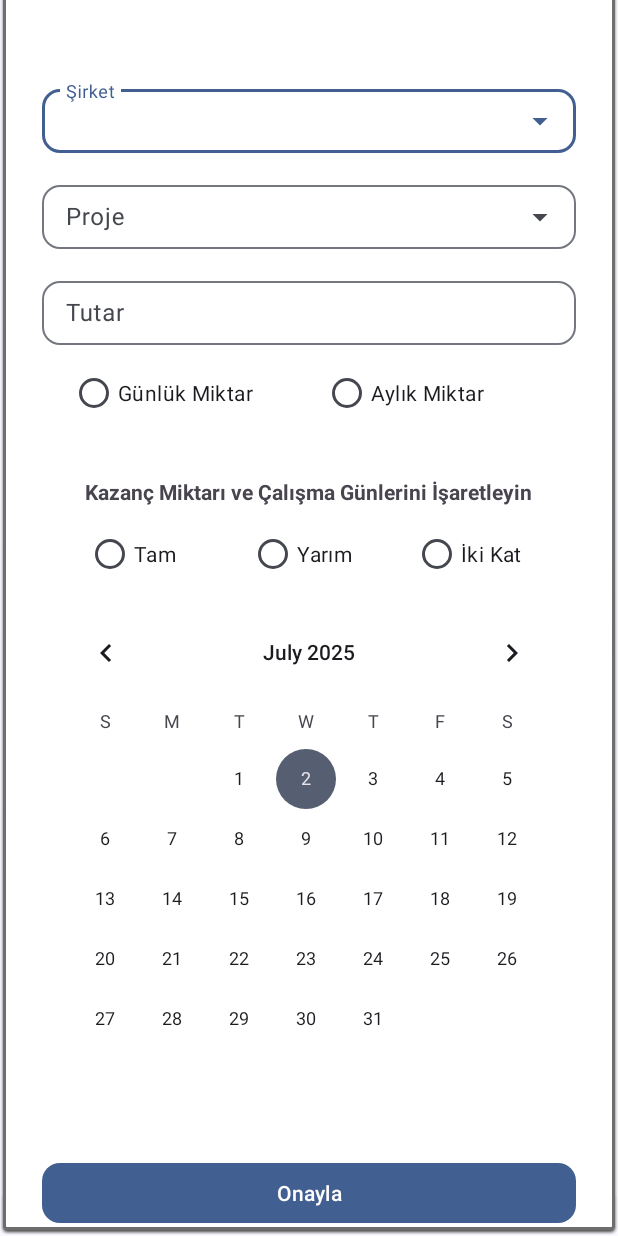
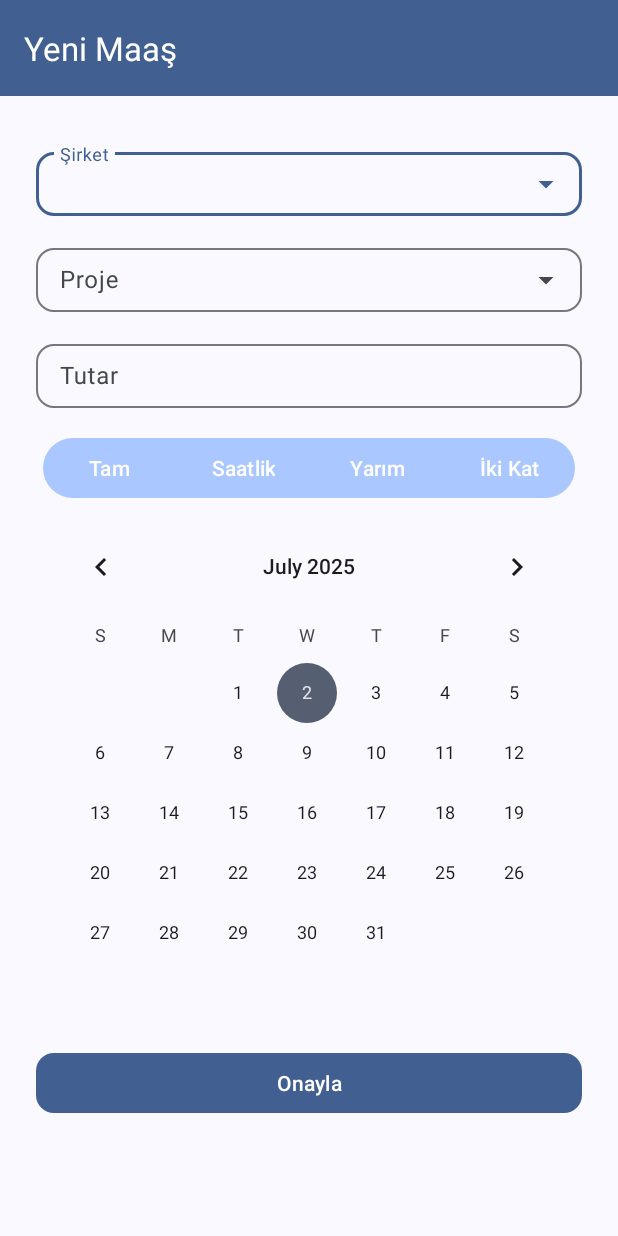
Before and after one commit to ariftuncerr/work-schedule-tracker, an Android app: the NewSalaryActivity screen opened directly, with no data from a screen before it, on a phone screen of 412 x 824 dp. Run offline under Robolectric (Android 15) with nearby library versions, the phone set to English and light mode, and no system bars.

Commit message:
fix: ui components developed

```diff
--- a/app/src/main/AndroidManifest.xml
+++ b/app/src/main/AndroidManifest.xml
@@ -12,6 +12,9 @@
         android:supportsRtl="true"
         android:theme="@style/AppTheme"
         tools:targetApi="31">
+        <activity
+            android:name=".view.operations.CompanyAndProjectsActivity"
+            android:exported="false" />
         <activity
             android:name=".view.operations.DetailsActivity"
             android:exported="false" />
--- a/app/src/main/java/com/ariftuncer/workscheduletracker/adapter/OperationCard.kt
+++ b/app/src/main/java/com/ariftuncer/workscheduletracker/adapter/operationAdapter/OperationCard.kt
@@ -1,4 +1,4 @@
-package com.ariftuncer.workscheduletracker.adapter
+package com.ariftuncer.workscheduletracker.adapter.operationAdapter
 
 class OperationCard(
     val cardName : String,
--- a/app/src/main/java/com/ariftuncer/workscheduletracker/view/MainActivity.kt
+++ b/app/src/main/java/com/ariftuncer/workscheduletracker/view/MainActivity.kt
@@ -8,8 +8,8 @@ import androidx.core.view.ViewCompat
 import androidx.core.view.WindowInsetsCompat
 import androidx.recyclerview.widget.LinearLayoutManager
 import com.ariftuncer.workscheduletracker.R
-import com.ariftuncer.workscheduletracker.adapter.OperationAdapter
-import com.ariftuncer.workscheduletracker.adapter.OperationCard
+import com.ariftuncer.workscheduletracker.adapter.operationAdapter.OperationAdapter
+import com.ariftuncer.workscheduletracker.adapter.operationAdapter.OperationCard
 import com.ariftuncer.workscheduletracker.databinding.ActivityMainBinding
 
 class MainActivity : AppCompatActivity() {
--- a/app/src/main/java/com/ariftuncer/workscheduletracker/view/operations/NewSalaryActivity.kt
+++ b/app/src/main/java/com/ariftuncer/workscheduletracker/view/operations/NewSalaryActivity.kt
@@ -1,17 +1,43 @@
 package com.ariftuncer.workscheduletracker.view.operations
 
 import android.os.Bundle
+import android.view.View
+import android.widget.Toast
 import androidx.activity.enableEdgeToEdge
 import androidx.appcompat.app.AppCompatActivity
 import androidx.core.view.ViewCompat
 import androidx.core.view.WindowInsetsCompat
 import com.ariftuncer.workscheduletracker.R
+import com.ariftuncer.workscheduletracker.databinding.ActivityNewSalaryBinding
+import com.google.android.material.button.MaterialButton
 
 class NewSalaryActivity : AppCompatActivity() {
+    private lateinit var binding: ActivityNewSalaryBinding
     override fun onCreate(savedInstanceState: Bundle?) {
         super.onCreate(savedInstanceState)
         enableEdgeToEdge()
-        setContentView(R.layout.activity_new_salary)
+        binding = ActivityNewSalaryBinding.inflate(layoutInflater)
+        val view : View = binding.root
+        setContentView(view)
+        ViewCompat.setOnApplyWindowInsetsListener(findViewById(R.id.main)) { v, insets ->
+            val systemBars = insets.getInsets(WindowInsetsCompat.Type.systemBars())
+            v.setPadding(systemBars.left, systemBars.top, systemBars.right, systemBars.bottom)
+            insets
+        }
+        binding.materialButtonToggleGroup2.addOnButtonCheckedListener { group, checkedId, isChecked ->
+            if(isChecked){
+                val selectedButton = group.findViewById<MaterialButton>(checkedId)
+
+                when(selectedButton){
+                    binding.fullBtn -> Toast.makeText(this,"Full Btn", Toast.LENGTH_SHORT).show()
+                }
+            }
+
+        }
+
+
+
 
     }
+
 }
--- /dev/null
+++ b/app/src/main/res/color/toggle_button_backround.xml
@@ -0,0 +1,6 @@
+<selector xmlns:android="http://schemas.android.com/apk/res/android">
+    <!-- Seçili buton -->
+    <item android:state_checked="true" android:color="@color/md_theme_primary" />
+    <!-- Seçili olmayan buton -->
+    <item android:color="@color/md_theme_primaryFixedDim" />
+</selector>
--- /dev/null
+++ b/app/src/main/res/drawable/baseline_edit_24.xml
@@ -0,0 +1,5 @@
+<vector xmlns:android="http://schemas.android.com/apk/res/android" android:height="16dp" android:tint="#031553" android:viewportHeight="24" android:viewportWidth="24" android:width="16dp">
+
+    <path android:fillColor="@android:color/white" android:pathData="M3,17.25V21h3.75L17.81,9.94l-3.75,-3.75L3,17.25zM20.71,7.04c0.39,-0.39 0.39,-1.02 0,-1.41l-2.34,-2.34c-0.39,-0.39 -1.02,-0.39 -1.41,0l-1.83,1.83 3.75,3.75 1.83,-1.83z"/>
+
+</vector>
--- /dev/null
+++ b/app/src/main/res/drawable/expand_24.xml
@@ -0,0 +1,5 @@
+<vector xmlns:android="http://schemas.android.com/apk/res/android" android:height="24dp" android:tint="#031553" android:viewportHeight="24" android:viewportWidth="24" android:width="24dp">
+
+    <path android:fillColor="@android:color/white" android:pathData="M10,6L8.59,7.41 13.17,12l-4.58,4.59L10,18l6,-6 -6,-6z"/>
+
+</vector>
--- /dev/null
+++ b/app/src/main/res/drawable/narrow_24.xml
@@ -0,0 +1,5 @@
+<vector xmlns:android="http://schemas.android.com/apk/res/android" android:height="24dp" android:tint="#031553" android:viewportHeight="24" android:viewportWidth="24" android:width="24dp">
+
+    <path android:fillColor="@android:color/white" android:pathData="M16.59,8.59L12,13.17 7.41,8.59 6,10l6,6 6,-6 -1.41,-1.41z"/>
+
+</vector>
--- a/app/src/main/res/layout/activity_new_salary.xml
+++ b/app/src/main/res/layout/activity_new_salary.xml
@@ -2,9 +2,9 @@
 <androidx.constraintlayout.widget.ConstraintLayout xmlns:android="http://schemas.android.com/apk/res/android"
     xmlns:app="http://schemas.android.com/apk/res-auto"
     xmlns:tools="http://schemas.android.com/tools"
+    android:id="@+id/main"
     android:layout_width="match_parent"
     android:layout_height="match_parent"
-    android:background="@android:drawable/spinner_dropdown_background"
     tools:context=".view.operations.">
 
     <com.google.android.material.textfield.TextInputLayout
@@ -13,7 +13,7 @@
         android:layout_width="0dp"
         android:layout_height="48dp"
         android:layout_marginStart="24dp"
-        android:layout_marginTop="48dp"
+        android:layout_marginTop="32dp"
         android:layout_marginEnd="24dp"
         android:hint="Şirket"
         app:boxCornerRadiusBottomEnd="12dp"
@@ -22,7 +22,7 @@
         app:boxCornerRadiusTopStart="12dp"
         app:layout_constraintEnd_toEndOf="parent"
         app:layout_constraintStart_toStartOf="parent"
-        app:layout_constraintTop_toTopOf="parent">
+        app:layout_constraintTop_toBottomOf="@+id/materialToolbar">
 
         <androidx.appcompat.widget.AppCompatAutoCompleteTextView
             android:id="@+id/companyDropdown"
@@ -61,99 +61,6 @@
 
     </com.google.android.material.textfield.TextInputLayout>
 
-    <RadioGroup
-        android:id="@+id/radioGroup"
-        android:layout_width="0dp"
-        android:layout_height="48dp"
-        android:layout_marginStart="24dp"
-        android:layout_marginTop="8dp"
-        android:layout_marginEnd="24dp"
-        app:layout_constraintEnd_toEndOf="parent"
-        app:layout_constraintStart_toStartOf="parent"
-        app:layout_constraintTop_toBottomOf="@+id/amountLayout">
-
-        <androidx.constraintlayout.widget.ConstraintLayout
-            android:layout_width="match_parent"
-            android:layout_height="match_parent">
-
-            <RadioButton
-                android:id="@+id/dailyAmountRBtn"
-                android:layout_width="150dp"
-                android:layout_height="0dp"
-                android:text="Günlük Miktar"
-                app:layout_constraintBottom_toBottomOf="parent"
-                app:layout_constraintEnd_toStartOf="@+id/monthlyAmountRadio"
-                app:layout_constraintHorizontal_bias="0.5"
-                app:layout_constraintStart_toStartOf="parent"
-                app:layout_constraintTop_toTopOf="parent" />
-
-            <RadioButton
-                android:id="@+id/monthlyAmountRadio"
-                android:layout_width="150dp"
-                android:layout_height="0dp"
-                android:text="Aylık Miktar"
-                app:layout_constraintBottom_toBottomOf="parent"
-                app:layout_constraintEnd_toEndOf="parent"
-                app:layout_constraintHorizontal_bias="0.5"
-                app:layout_constraintStart_toEndOf="@+id/dailyAmountRBtn"
-                app:layout_constraintTop_toTopOf="parent" />
-        </androidx.constraintlayout.widget.ConstraintLayout>
-
-    </RadioGroup>
-
-    <RadioGroup
-        android:id="@+id/amountRadioGroup"
-        android:layout_width="match_parent"
-        android:layout_height="48dp"
-        android:layout_marginStart="24dp"
-        android:layout_marginTop="8dp"
-        android:layout_marginEnd="24dp"
-        app:layout_constraintEnd_toEndOf="parent"
-        app:layout_constraintStart_toStartOf="parent"
-        app:layout_constraintTop_toBottomOf="@+id/selectDayTxt">
-
-        <androidx.constraintlayout.widget.ConstraintLayout
-            android:layout_width="match_parent"
-            android:layout_height="match_parent">
-
-            <RadioButton
-                android:id="@+id/fullAmountRBtn"
-                android:layout_width="80dp"
-                android:layout_height="0dp"
-                android:text="Tam"
-                app:layout_constraintBottom_toBottomOf="parent"
-                app:layout_constraintEnd_toStartOf="@+id/halfAmountRBtn"
-                app:layout_constraintHorizontal_bias="0.5"
-                app:layout_constraintStart_toStartOf="parent"
-                app:layout_constraintTop_toTopOf="parent" />
-
-            <RadioButton
-                android:id="@+id/doubleAmountRBtn"
-                android:layout_width="80dp"
-                android:layout_height="0dp"
-                android:text="İki Kat"
-                app:layout_constraintBottom_toBottomOf="parent"
-                app:layout_constraintEnd_toEndOf="parent"
-                app:layout_constraintHorizontal_bias="0.5"
-                app:layout_constraintStart_toEndOf="@+id/halfAmountRBtn"
-                app:layout_constraintTop_toTopOf="parent"
-                app:layout_constraintVertical_bias="0.0" />
-
-            <RadioButton
-                android:id="@+id/halfAmountRBtn"
-                android:layout_width="80dp"
-                android:layout_height="0dp"
-                android:text="Yarım"
-                app:layout_constraintBottom_toBottomOf="parent"
-                app:layout_constraintEnd_toStartOf="@+id/doubleAmountRBtn"
-                app:layout_constraintHorizontal_bias="0.5"
-                app:layout_constraintStart_toEndOf="@+id/fullAmountRBtn"
-                app:layout_constraintTop_toTopOf="parent"
-                app:layout_constraintVertical_bias="0.0" />
-        </androidx.constraintlayout.widget.ConstraintLayout>
-
-    </RadioGroup>
-
     <com.google.android.material.textfield.TextInputLayout
         android:id="@+id/amountLayout"
         style="@style/Widget.Material3.TextInputLayout.OutlinedBox"
@@ -182,7 +89,7 @@
         android:layout_width="0dp"
         android:layout_height="48dp"
         android:layout_marginStart="24dp"
-        android:layout_marginTop="32dp"
+        android:layout_marginTop="16dp"
         android:layout_marginEnd="24dp"
         android:text="Onayla"
         app:cornerRadius="12dp"
@@ -199,19 +106,69 @@
         android:layout_marginEnd="24dp"
         app:layout_constraintEnd_toEndOf="parent"
         app:layout_constraintStart_toStartOf="parent"
-        app:layout_constraintTop_toBottomOf="@+id/amountRadioGroup" />
+        app:layout_constraintTop_toBottomOf="@+id/materialButtonToggleGroup2" />
 
-    <TextView
-        android:id="@+id/selectDayTxt"
+    <com.google.android.material.button.MaterialButtonToggleGroup
+        android:id="@+id/materialButtonToggleGroup2"
         android:layout_width="wrap_content"
+        android:layout_height="48dp"
+        android:layout_marginStart="24dp"
+        android:layout_marginTop="16dp"
+        android:layout_marginEnd="24dp"
+        android:backgroundTint="@color/md_theme_onSecondaryFixedVariant"
+        android:orientation="horizontal"
+        app:layout_constraintEnd_toEndOf="parent"
+        app:layout_constraintStart_toStartOf="parent"
+        app:layout_constraintTop_toBottomOf="@+id/amountLayout"
+        app:singleSelection="true">
+
+
+        <com.google.android.material.button.MaterialButton
+            android:id="@+id/fullBtn"
+            style="@style/ThemeOverlay.Material3.Button.TonalButton"
+            android:layout_width="wrap_content"
+            android:layout_height="wrap_content"
+            android:text="Tam"
+            app:backgroundTint="@color/toggle_button_backround" />
+
+        <com.google.android.material.button.MaterialButton
+            android:id="@+id/hourlyBtn"
+            style="@style/ThemeOverlay.Material3.Button.TonalButton"
+            android:layout_width="wrap_content"
+            android:layout_height="wrap_content"
+            android:layout_weight="1"
+            android:text="Saatlik"
+            app:backgroundTint="@color/toggle_button_backround" />
+
+        <com.google.android.material.button.MaterialButton
+            android:id="@+id/halfBtn"
+            style="@style/ThemeOverlay.Material3.Button.TonalButton"
+            android:layout_width="wrap_content"
+            android:layout_height="wrap_content"
+            android:text="Yarım"
+            app:backgroundTint="@color/toggle_button_backround" />
+
+        <com.google.android.material.button.MaterialButton
+            android:id="@+id/doubleBtn"
+            style="@style/ThemeOverlay.Material3.Button.TonalButton"
+            android:layout_width="wrap_content"
+            android:layout_height="wrap_content"
+            android:text="İki Kat"
+            app:backgroundTint="@color/toggle_button_backround" />
+
+    </com.google.android.material.button.MaterialButtonToggleGroup>
+
+    <com.google.android.material.appbar.MaterialToolbar
+        android:id="@+id/materialToolbar"
+        android:layout_width="0dp"
         android:layout_height="wrap_content"
-        android:layout_marginTop="32dp"
-        android:text="Kazanç Miktarı ve Çalışma Günlerini İşaretleyin"
-        android:textSize="14sp"
-        android:textStyle="bold"
+        android:background="?attr/colorPrimary"
+        android:minHeight="?attr/actionBarSize"
+        android:theme="?attr/actionBarTheme"
         app:layout_constraintEnd_toEndOf="parent"
-        app:layout_constraintHorizontal_bias="0.498"
         app:layout_constraintStart_toStartOf="parent"
-        app:layout_constraintTop_toBottomOf="@+id/radioGroup" />
+        app:layout_constraintTop_toTopOf="parent"
+        app:title="Yeni Maaş"
+        app:titleTextColor="#FFFFFF" />
 
 </androidx.constraintlayout.widget.ConstraintLayout>
```
Also changed, not shown: app/src/main/java/com/ariftuncer/workscheduletracker/adapter/companyAdapter/CompanyAdapter.kt (added, +85 -0 lines), app/src/main/java/com/ariftuncer/workscheduletracker/adapter/operationAdapter/OperationAdapter.kt (renamed from app/src/main/java/com/ariftuncer/workscheduletracker/adapter/OperationAdapter.kt, +9 -5 lines), app/src/main/java/com/ariftuncer/workscheduletracker/adapter/projectAdapter/ProjectAdapter.kt (added, +40 -0 lines), app/src/main/java/com/ariftuncer/workscheduletracker/view/operations/CompanyAndProjectsActivity.kt (added, +56 -0 lines), app/src/main/res/layout/activity_company_and_projects.xml (added, +203 -0 lines), app/src/main/res/layout/companies_card_layout.xml (added, +70 -0 lines), app/src/main/res/layout/project_card_layout.xml (added, +33 -0 lines).
